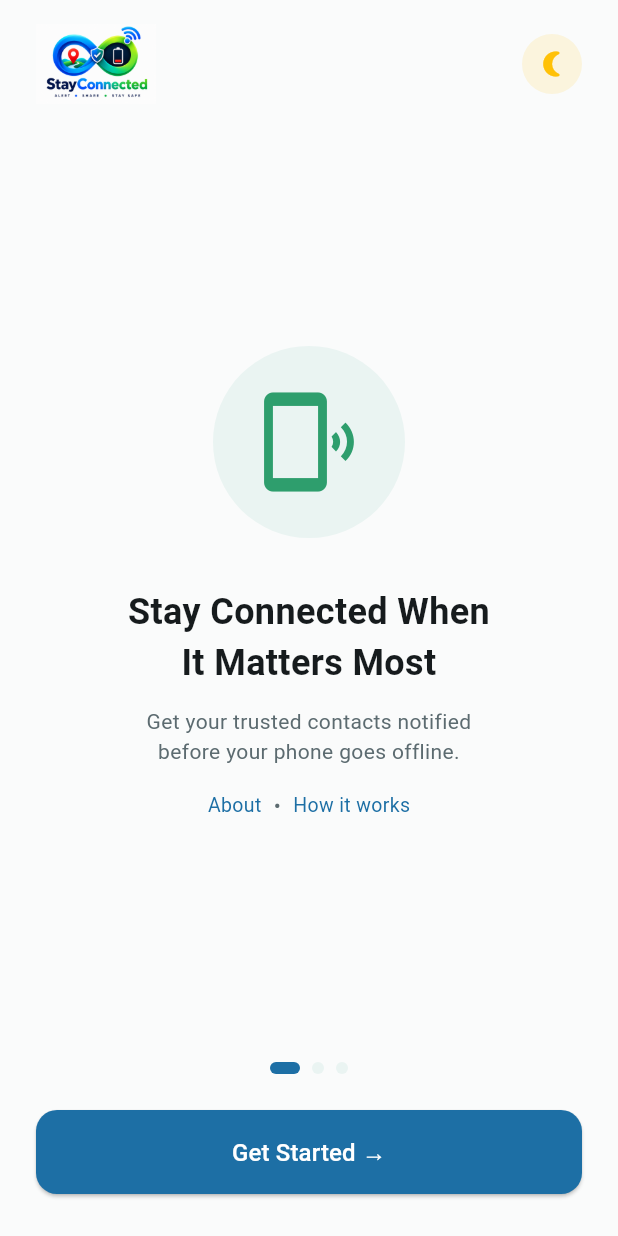
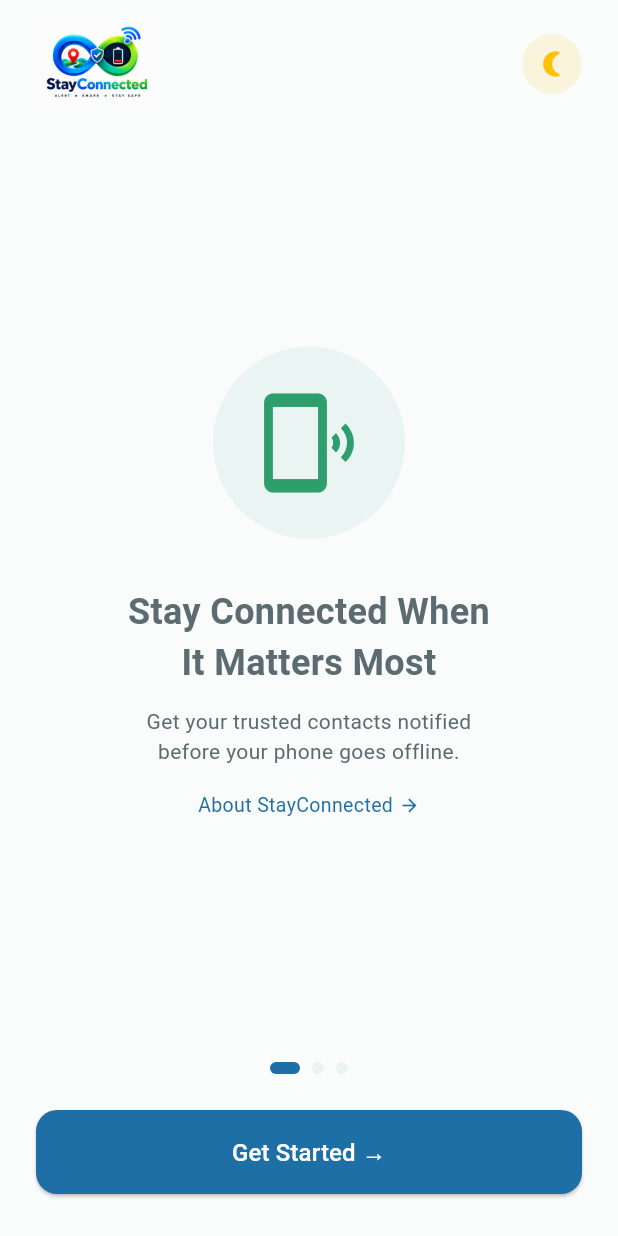
Before and after one commit to RavindraBasi/StayConnected, a Flutter app: the screen it shows after launch, on a phone screen of 412 x 824 dp. Run offline on Flutter 3.47's test engine with Material 3 defaults, Android fonts, the phone set to English and light mode, and no system bars.

Commit message:
Add theme-specific logo assets

```diff
--- /dev/null
+++ b/lib/app_theme.dart
@@ -0,0 +1,34 @@
+import 'package:flutter/material.dart';
+
+// Central place for both light and dark theme definitions.
+class AppTheme {
+  static ThemeData light = ThemeData(
+    brightness: Brightness.light,
+    scaffoldBackgroundColor: const Color(0xFFFAFBFB),
+    primaryColor: const Color(0xFF1D6FA5),
+    colorScheme: const ColorScheme.light(
+      primary: Color(0xFF1D6FA5),
+      secondary: Color(0xFF2E9E6D),
+      surface: Color(0xFFEAF4F2),
+    ),
+    textTheme: const TextTheme(
+      bodyLarge: TextStyle(color: Color(0xFF161B1D)),
+      bodyMedium: TextStyle(color: Color(0xFF5C6B70)),
+    ),
+  );
+
+  static ThemeData dark = ThemeData(
+    brightness: Brightness.dark,
+    scaffoldBackgroundColor: const Color(0xFF121517),
+    primaryColor: const Color(0xFF3FA9F5),
+    colorScheme: const ColorScheme.dark(
+      primary: Color(0xFF3FA9F5),
+      secondary: Color(0xFF2EE6A3),
+      surface: Color(0xFF1C2426),
+    ),
+    textTheme: const TextTheme(
+      bodyLarge: TextStyle(color: Color(0xFFF5F7F8)),
+      bodyMedium: TextStyle(color: Color(0xFF9AA6AA)),
+    ),
+  );
+}
--- a/lib/main.dart
+++ b/lib/main.dart
@@ -1,19 +1,37 @@
 import 'package:flutter/material.dart';
+import 'app_theme.dart';
 import 'screens/splash_screen.dart';
 
 void main() {
   runApp(const StayConnectedApp());
 }
 
-class StayConnectedApp extends StatelessWidget {
+class StayConnectedApp extends StatefulWidget {
   const StayConnectedApp({super.key});
+
+  @override
+  State<StayConnectedApp> createState() => _StayConnectedAppState();
+}
+
+class _StayConnectedAppState extends State<StayConnectedApp> {
+  ThemeMode _themeMode = ThemeMode.light;
+
+  void toggleTheme() {
+    setState(() {
+      _themeMode =
+          _themeMode == ThemeMode.light ? ThemeMode.dark : ThemeMode.light;
+    });
+  }
 
   @override
   Widget build(BuildContext context) {
     return MaterialApp(
       debugShowCheckedModeBanner: false,
       title: 'StayConnected',
-      home: const SplashScreen(),
+      theme: AppTheme.light,
+      darkTheme: AppTheme.dark,
+      themeMode: _themeMode,
+      home: SplashScreen(onToggleTheme: toggleTheme),
     );
   }
 }
--- a/lib/screens/welcome_screen.dart
+++ b/lib/screens/welcome_screen.dart
@@ -1,35 +1,24 @@
 import 'package:flutter/material.dart';
 import '../widgets/app_header.dart';
+import 'about_screen.dart';
 
-class WelcomeScreen extends StatefulWidget {
-  const WelcomeScreen({super.key});
+class WelcomeScreen extends StatelessWidget {
+  final VoidCallback onToggleTheme;
 
-  @override
-  State<WelcomeScreen> createState() => _WelcomeScreenState();
-}
-
-class _WelcomeScreenState extends State<WelcomeScreen> {
-  // Placeholder only — real app-wide theme wiring comes separately.
-  bool _isDarkIcon = false;
-
-  void _toggleTheme() {
-    setState(() => _isDarkIcon = !_isDarkIcon);
-  }
+  const WelcomeScreen({super.key, required this.onToggleTheme});
 
   @override
   Widget build(BuildContext context) {
+    final isDark = Theme.of(context).brightness == Brightness.dark;
+
     return Scaffold(
-      backgroundColor: const Color(0xFFFAFBFB),
       body: SafeArea(
         child: Padding(
           padding: const EdgeInsets.symmetric(horizontal: 24, vertical: 16),
           child: Column(
             children: [
               // Logo left, theme toggle right
-              AppHeader(
-                isDarkIcon: _isDarkIcon,
-                onToggleTheme: _toggleTheme,
-              ),
+              AppHeader(onToggleTheme: onToggleTheme),
 
               const Spacer(),
 
@@ -44,7 +33,6 @@ class _WelcomeScreenState extends State<WelcomeScreen> {
                 style: TextStyle(
                   fontSize: 24,
                   fontWeight: FontWeight.bold,
-                  color: Color(0xFF161B1D),
                 ),
               ),
 
@@ -53,47 +41,38 @@ class _WelcomeScreenState extends State<WelcomeScreen> {
               const Text(
                 'Get your trusted contacts notified\nbefore your phone goes offline.',
                 textAlign: TextAlign.center,
-                style: TextStyle(
-                  fontSize: 14,
-                  color: Color(0xFF5C6B70),
-                ),
+                style: TextStyle(fontSize: 14),
               ),
 
               const SizedBox(height: 16),
 
-              // About + How it works — both are links to the About screen
-              Row(
-                mainAxisAlignment: MainAxisAlignment.center,
-                children: [
+              // About StayConnected — single link to the About screen
               GestureDetector(
                 onTap: () {
-                      // TODO: navigate to AboutScreen (Milestone 3)
+                  Navigator.push(
+                    context,
+                    MaterialPageRoute(builder: (_) => const AboutScreen()),
+                  );
                 },
-                    child: const Text(
-                      'About',
+                child: Row(
+                  mainAxisAlignment: MainAxisAlignment.center,
+                  mainAxisSize: MainAxisSize.min,
+                  children: [
+                    Text(
+                      'About StayConnected',
                       style: TextStyle(
-                        color: Color(0xFF1D6FA5),
+                        color: Theme.of(context).colorScheme.primary,
                         fontSize: 13,
                       ),
                     ),
-                  ),
-                  const Padding(
-                    padding: EdgeInsets.symmetric(horizontal: 8),
-                    child: Text('•', style: TextStyle(color: Color(0xFF5C6B70))),
-                  ),
-                  GestureDetector(
-                    onTap: () {
-                      // TODO: navigate to AboutScreen, "how it works" section
-                    },
-                    child: const Text(
-                      'How it works',
-                      style: TextStyle(
-                        color: Color(0xFF1D6FA5),
-                        fontSize: 13,
-                      ),
-                    ),
+                    const SizedBox(width: 4),
+                    Icon(
+                      Icons.arrow_forward,
+                      size: 14,
+                      color: Theme.of(context).colorScheme.primary,
                     ),
                   ],
+                ),
               ),
 
               const Spacer(),
@@ -102,23 +81,36 @@ class _WelcomeScreenState extends State<WelcomeScreen> {
               Row(
                 mainAxisAlignment: MainAxisAlignment.center,
                 children: [
-                  _buildDot(active: true),
-                  _buildDot(active: false),
-                  _buildDot(active: false),
+                  _buildDot(context, active: true),
+                  _buildDot(context, active: false),
+                  _buildDot(context, active: false),
                 ],
               ),
 
               const SizedBox(height: 24),
 
-              // Get Started CTA — now the single way forward from this screen
-              SizedBox(
+              // Get Started CTA — with glow in dark mode
+              Container(
+                decoration: BoxDecoration(
+                  borderRadius: BorderRadius.circular(14),
+                  boxShadow: isDark
+                      ? [
+                          BoxShadow(
+                            color: const Color(0xFF3FA9F5).withOpacity(0.45),
+                            blurRadius: 20,
+                            spreadRadius: 1,
+                          ),
+                        ]
+                      : null,
+                ),
+                child: SizedBox(
                   width: double.infinity,
                   child: ElevatedButton(
                     onPressed: () {
                       // TODO: navigate to Login/Register (Milestone 5)
                     },
                     style: ElevatedButton.styleFrom(
-                    backgroundColor: const Color(0xFF1D6FA5),
+                      backgroundColor: Theme.of(context).colorScheme.primary,
                       padding: const EdgeInsets.symmetric(vertical: 16),
                       shape: RoundedRectangleBorder(
                         borderRadius: BorderRadius.circular(14),
@@ -127,6 +119,7 @@ class _WelcomeScreenState extends State<WelcomeScreen> {
                     child: const Text(
                       'Get Started →',
                       style: TextStyle(fontSize: 16, color: Colors.white),
+                    ),
                   ),
                 ),
               ),
@@ -139,13 +132,15 @@ class _WelcomeScreenState extends State<WelcomeScreen> {
     );
   }
 
-  Widget _buildDot({required bool active}) {
+  Widget _buildDot(BuildContext context, {required bool active}) {
     return Container(
       margin: const EdgeInsets.symmetric(horizontal: 4),
       width: active ? 20 : 8,
       height: 8,
       decoration: BoxDecoration(
-        color: active ? const Color(0xFF1D6FA5) : const Color(0xFFEAF4F2),
+        color: active
+            ? Theme.of(context).colorScheme.primary
+            : Theme.of(context).colorScheme.surface,
         borderRadius: BorderRadius.circular(4),
       ),
     );
@@ -161,13 +156,13 @@ class _SafetyIllustration extends StatelessWidget {
     return Container(
       padding: const EdgeInsets.all(28),
       decoration: BoxDecoration(
-        color: const Color(0xFFEAF4F2),
+        color: Theme.of(context).colorScheme.surface,
         shape: BoxShape.circle,
       ),
-      child: const Icon(
+      child: Icon(
         Icons.phonelink_ring,
         size: 72,
-        color: Color(0xFF2E9E6D),
+        color: Theme.of(context).colorScheme.secondary,
       ),
     );
   }
--- a/lib/widgets/app_header.dart
+++ b/lib/widgets/app_header.dart
@@ -1,23 +1,21 @@
 import 'package:flutter/material.dart';
 
-// Reusable top row: logo on the left, theme toggle on the right.
-// Meant to be reused on Welcome, Login, and future screens.
 class AppHeader extends StatelessWidget {
-  final bool isDarkIcon;
   final VoidCallback onToggleTheme;
 
-  const AppHeader({
-    super.key,
-    required this.isDarkIcon,
-    required this.onToggleTheme,
-  });
+  const AppHeader({super.key, required this.onToggleTheme});
 
   @override
   Widget build(BuildContext context) {
+    final isDark = Theme.of(context).brightness == Brightness.dark;
+
     return Row(
       mainAxisAlignment: MainAxisAlignment.spaceBetween,
       children: [
-        Image.asset('assets/images/logo.png', width: 80),
+        Image.asset(
+          isDark ? 'assets/images/logo_dark.png' : 'assets/images/logo.png',
+          width: 80,
+        ),
         InkWell(
           onTap: onToggleTheme,
           borderRadius: BorderRadius.circular(24),
@@ -27,9 +25,18 @@ class AppHeader extends StatelessWidget {
             decoration: BoxDecoration(
               color: Colors.amber.withOpacity(0.12),
               shape: BoxShape.circle,
+              boxShadow: isDark
+                  ? [
+                      BoxShadow(
+                        color: Colors.amber.withOpacity(0.45),
+                        blurRadius: 16,
+                        spreadRadius: 1,
+                      ),
+                    ]
+                  : null,
             ),
             child: Icon(
-              isDarkIcon ? Icons.wb_sunny_rounded : Icons.nightlight_round,
+              isDark ? Icons.wb_sunny_rounded : Icons.nightlight_round,
               color: Colors.amber,
               size: 20,
             ),
--- a/pubspec.yaml
+++ b/pubspec.yaml
@@ -59,6 +59,7 @@ flutter:
 
   assets:
     - assets/images/logo.png
+    - assets/images/logo_dark.png
 
   # To add assets to your application, add an assets section, like this:
   # assets:
```
Also changed, not shown: lib/screens/about_screen.dart (added, +232 -0 lines), lib/screens/splash_screen.dart (+8 -8 lines), assets/images/logo_dark.png (added). Lines whose indentation alone changed are shown as unchanged.
